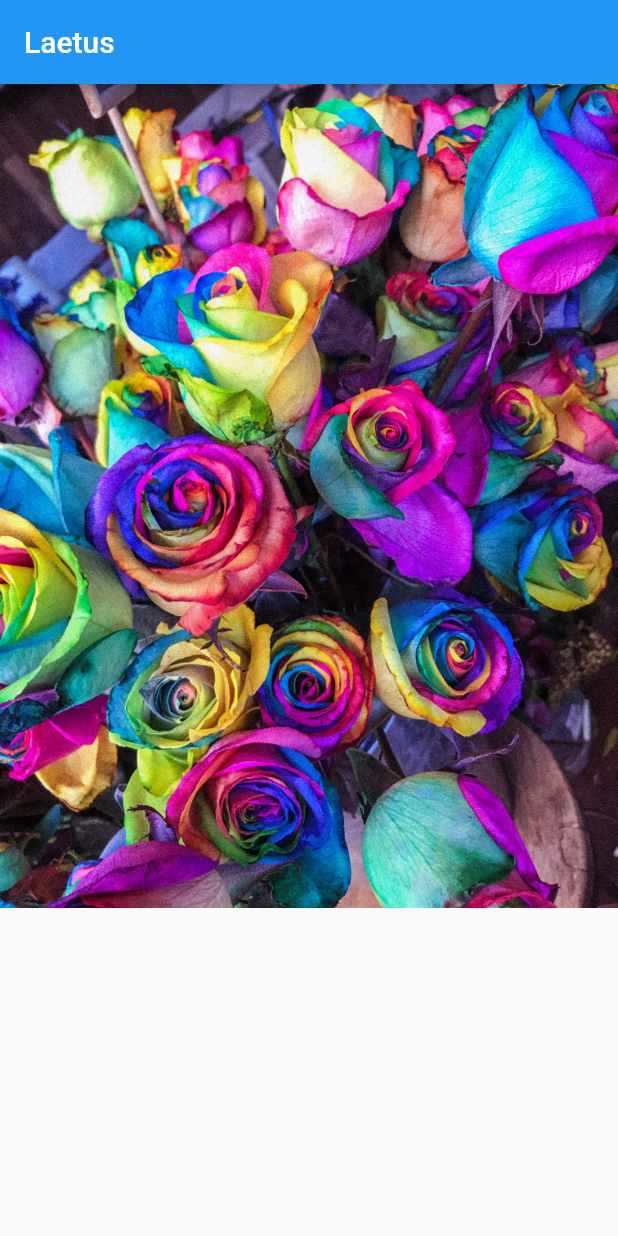
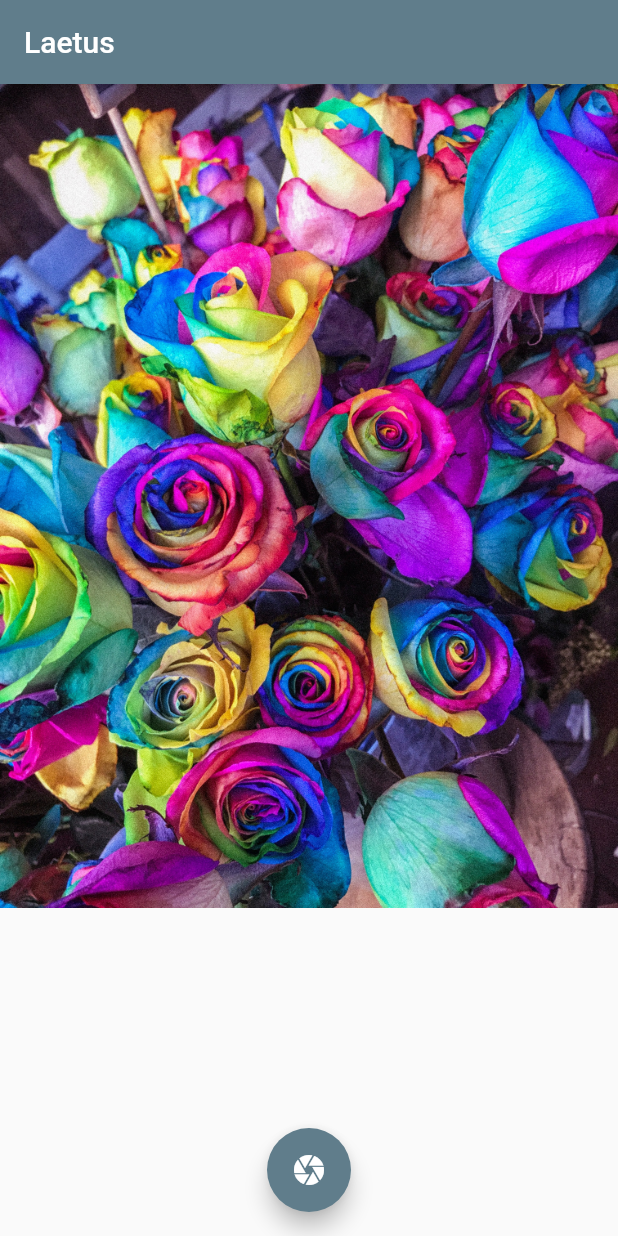
Before and after one commit to CodeZeus-dev/laetus, a Flutter app: the screen it shows after launch, on a phone screen of 412 x 824 dp. Run offline on Flutter 3.47's test engine with Material 2 defaults, Android fonts, the phone set to English and light mode, and no system bars.

Commit message:
fixed the cupertino ios button so that it shows up

```diff
--- a/lib/main.dart
+++ b/lib/main.dart
@@ -11,23 +11,17 @@ class LaetusApp extends StatelessWidget {
       home: Scaffold(
         appBar: AppBar(
           title: Text("Laetus"),
+          backgroundColor: Colors.blueGrey,
         ),
         body: Image.asset('assets/images/sample_image.jpg'),
-
-        // floatingActionButtonLocation: FloatingActionButtonLocation.centerFloat,
-        // floatingActionButton: FloatingActionButton(
-        //   onPressed: () {},
-        //   child: Theme.of(context).platform == TargetPlatform.iOS
-        //       ? CupertinoButton(
-        //           onPressed: () {},
-        //           child: Icon(CupertinoIcons.camera),
-        //         )
-        //       : RaisedButton(
-        //           onPressed: () {},
-        //           child: Icon(Icons.camera),
-        //         ),
+        floatingActionButtonLocation: FloatingActionButtonLocation.centerFloat,
+        floatingActionButton: FloatingActionButton(
+            onPressed: () {},
+            backgroundColor: Colors.blueGrey,
+            child: Theme.of(context).platform == TargetPlatform.iOS
+                ? Icon(CupertinoIcons.camera)
+                : Icon(Icons.camera)),
       ),
-      // ),
     );
   }
 }
--- a/pubspec.yaml
+++ b/pubspec.yaml
@@ -46,7 +46,7 @@ flutter:
 
   # To add assets to your application, add an assets section, like this:
   assets:
-    - assets/images
+    - assets/images/
 
   # An image asset can refer to one or more resolution-specific "variants", see
   # https://flutter.dev/assets-and-images/#resolution-aware.
```
